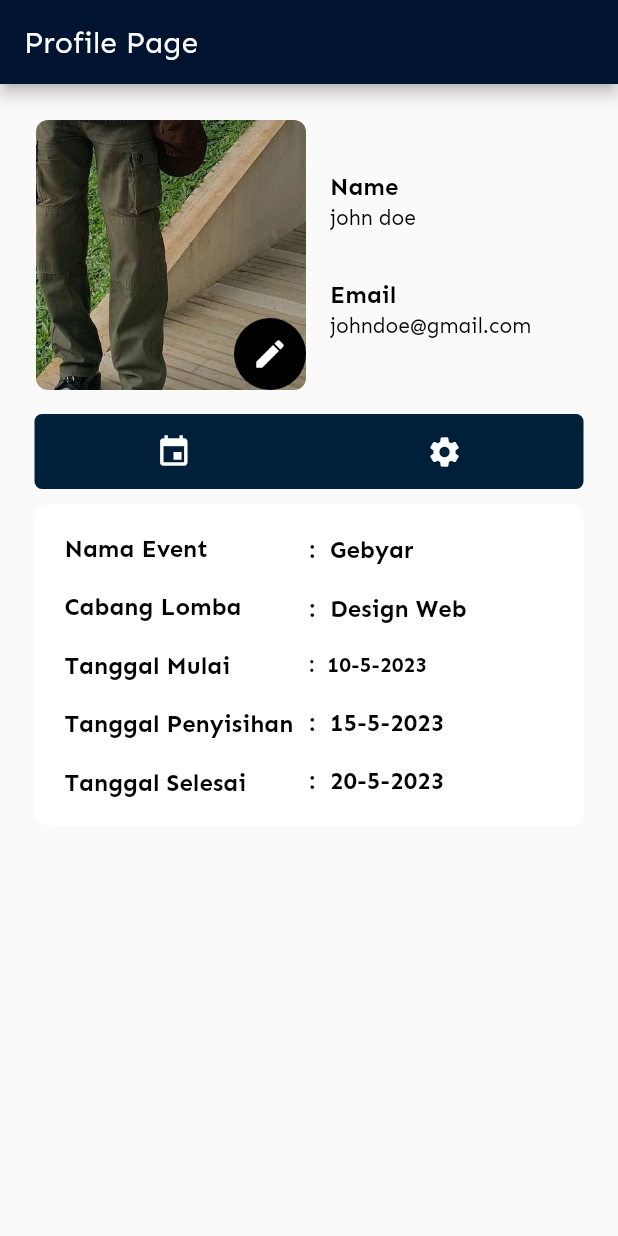
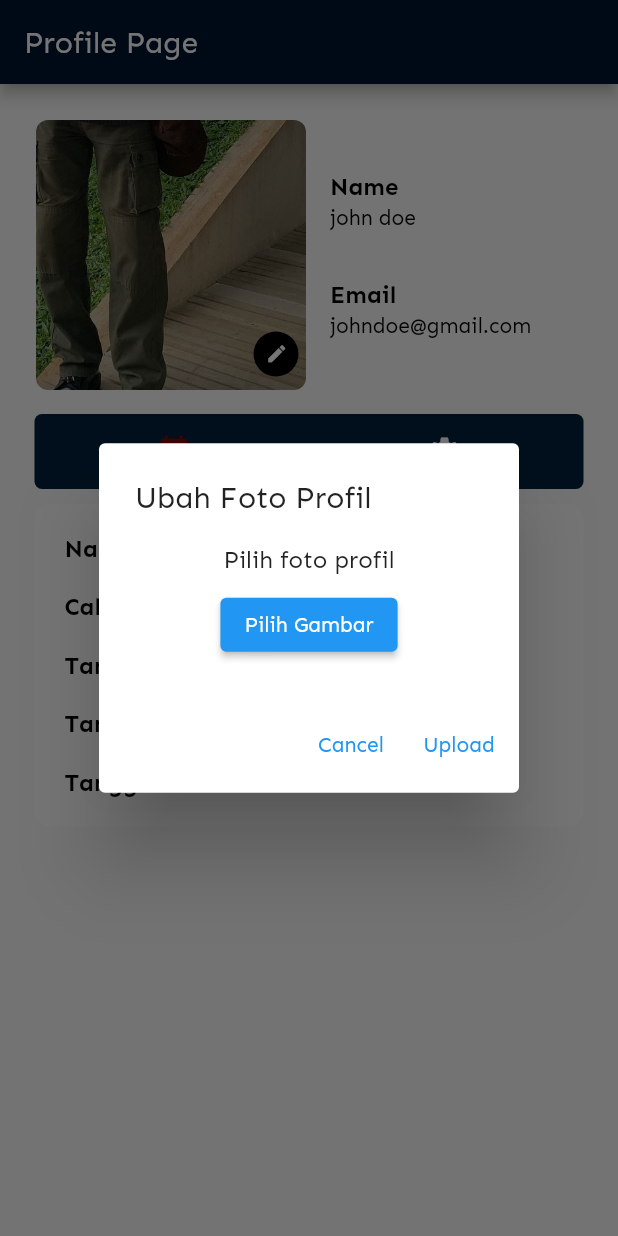
Before and after one commit to Informatika-C/EventKampusKelompok, a Flutter app: the P screen opened directly, after a tap on the "edit" icon, on a phone screen of 412 x 824 dp. Run offline on Flutter 3.47's test engine with Material 2 defaults, Android fonts, the phone set to English and light mode, and no system bars; our stand-ins replace carousel_slider, fluttertoast, get, google_fonts, google_nav_bar, shared_preferences; accounts and stored records are empty.

Commit message:
update setting

```diff
--- a/lib/setting.dart
+++ b/lib/setting.dart
@@ -25,6 +25,10 @@ class P extends StatefulWidget {
 
 class _PState extends State<P> with SingleTickerProviderStateMixin {
   int activeExpandedIndex = -1;
+  bool showTabEvent = true;
+  bool showTabSetting = false;
+  Color Tabs1 = Color.fromARGB(255, 139, 0, 0);
+  Color Tabs2 = Color.fromARGB(255, 255, 255, 255);
 
   void toggleExpanded(int expandedIndex) {
     setState(() {
@@ -35,9 +39,6 @@ class _PState extends State<P> with SingleTickerProviderStateMixin {
       }
     });
   }
-
-  bool showTabEvent = true;
-  bool showTabSetting = false;
 
   @override
   Widget build(BuildContext context) {
@@ -323,19 +324,58 @@ class _PState extends State<P> with SingleTickerProviderStateMixin {
                             ),
                             Positioned(
                               bottom: 0,
-                              right: 0,
+                              right: 5,
                               child: Container(
+                                width: 30,
                                 decoration: BoxDecoration(
                                   color: Colors.black,
                                   shape: BoxShape.circle,
                                 ),
                                 child: IconButton(
+                                  iconSize: 15,
                                   icon: Icon(
                                     Icons.edit,
                                     color: Colors.white,
                                   ),
                                   onPressed: () {
-                                    // Aksi yang dijalankan ketika ikon edit di tekan
+                                    showDialog(
+                                      context: context,
+                                      builder: (BuildContext context) {
+                                        return AlertDialog(
+                                          title: Text('Ubah Foto Profil '),
+                                          content: Column(
+                                            mainAxisSize: MainAxisSize.min,
+                                            children: [
+                                              Text('Pilih foto profil'),
+                                              SizedBox(height: 10),
+                                              ElevatedButton(
+                                                onPressed: () {
+                                                  // Aksi yang dijalankan ketika tombol di tekan
+                                                  // Tambahkan kode untuk memilih file gambar
+                                                },
+                                                child: Text('Pilih Gambar'),
+                                              ),
+                                            ],
+                                          ),
+                                          actions: [
+                                            TextButton(
+                                              onPressed: () {
+                                                // Aksi yang dijalankan ketika tombol "Cancel" di tekan
+                                                Navigator.pop(context);
+                                              },
+                                              child: Text('Cancel'),
+                                            ),
+                                            TextButton(
+                                              onPressed: () {
+                                                // Aksi yang dijalankan ketika tombol "Upload" di tekan
+                                                // Tambahkan kode untuk mengunggah file gambar
+                                              },
+                                              child: Text('Upload'),
+                                            ),
+                                          ],
+                                        );
+                                      },
+                                    );
                                   },
                                 ),
                               ),
@@ -402,11 +442,13 @@ class _PState extends State<P> with SingleTickerProviderStateMixin {
                       mainAxisAlignment: MainAxisAlignment.spaceEvenly,
                       children: [
                         IconButton(
-                          color: Colors.white,
+                          color: Tabs1,
                           onPressed: () {
                             setState(() {
                               showTabEvent = true;
                               showTabSetting = false;
+                              Tabs1 = Color.fromARGB(255, 139, 0, 0);
+                              Tabs2 = Color.fromARGB(255, 255, 255, 255);
                             });
                           },
                           icon: Icon(Icons.event),
@@ -415,11 +457,13 @@ class _PState extends State<P> with SingleTickerProviderStateMixin {
                           width: 5,
                         ),
                         IconButton(
-                          color: Colors.white,
+                          color: Tabs2,
                           onPressed: () {
                             setState(() {
                               showTabEvent = false;
                               showTabSetting = true;
+                              Tabs1 = Color.fromARGB(255, 255, 255, 255);
+                              Tabs2 = Color.fromARGB(255, 139, 0, 0);
                             });
                           },
                           icon: Icon(Icons.settings),
```
